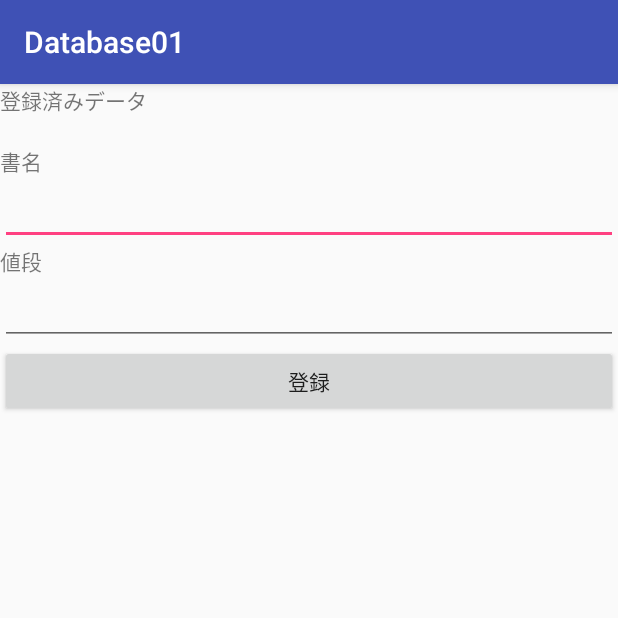
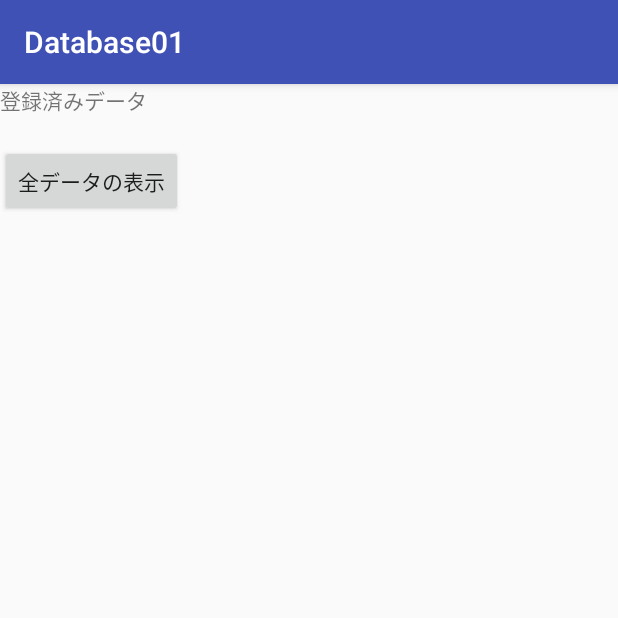
Before and after one commit to webarata3/begin_Android, an Android app: the screen it shows after launch (MainActivity), on a phone screen of 412 x 824 dp, the top half of it. Run offline under Robolectric (Android 15) with nearby library versions, the phone set to English and light mode, and no system bars.

Commit message:
Databasae01

```diff
--- a/Database01/app/src/main/java/com/example/database01/MainActivity.java
+++ b/Database01/app/src/main/java/com/example/database01/MainActivity.java
@@ -2,17 +2,12 @@ package com.example.database01;
 
 import android.database.Cursor;
 import android.database.sqlite.SQLiteDatabase;
-import android.database.sqlite.SQLiteStatement;
+import android.os.Bundle;
 import android.support.v7.app.AppCompatActivity;
-import android.os.Bundle;
-import android.widget.Button;
 import android.widget.TextView;
 
 public class MainActivity extends AppCompatActivity {
     private TextView allDataTextView;
-
-    private TextView nameTextView;
-    private TextView priceTextView;
 
     @Override
     protected void onCreate(Bundle savedInstanceState) {
@@ -21,20 +16,16 @@ public class MainActivity extends AppCompatActivity {
 
         allDataTextView = findViewById(R.id.allDataTextView);
 
-        nameTextView = findViewById(R.id.nameEditText);
-        priceTextView = findViewById(R.id.priceEditText);
-
-        findViewById(R.id.registerButton).setOnClickListener(view -> {
-            registerBook();
+        findViewById(R.id.viewButton).setOnClickListener(view-> {
+            view();
         });
-
-        readAllData();
     }
 
-    private void readAllData() {
+    private void view() {
         DatabaseHelper helper = new DatabaseHelper(this);
+        SQLiteDatabase db = helper.getWritableDatabase();
+
         String sql = "SELECT * FROM book";
-        SQLiteDatabase db = helper.getReadableDatabase();
         try (Cursor cursor = db.rawQuery(sql, null)) {
             String result = "";
             while (cursor.moveToNext()) {
@@ -42,24 +33,8 @@ public class MainActivity extends AppCompatActivity {
                 int price = cursor.getInt(cursor.getColumnIndex("price"));
                 result = result + name + "," + price + "\n";
             }
+
             allDataTextView.setText(result);
         }
     }
-
-    private void registerBook() {
-        String name = nameTextView.getText().toString();
-        nameTextView.setText("");
-        int price = Integer.parseInt(priceTextView.getText().toString());
-        priceTextView.setText("");
-
-        DatabaseHelper helper = new DatabaseHelper(this);
-        SQLiteDatabase db = helper.getWritableDatabase();
-        String sql = "INSERT INTO book(name, price) VALUES(?, ?)";
-        SQLiteStatement stmt = db.compileStatement(sql);
-        stmt.bindString(1, name);
-        stmt.bindLong(2, price);
-        stmt.executeInsert();
-
-        readAllData();
-    }
 }
--- a/Database01/app/src/main/res/layout/activity_main.xml
+++ b/Database01/app/src/main/res/layout/activity_main.xml
@@ -16,31 +16,10 @@
         android:layout_width="match_parent"
         android:layout_height="wrap_content" />
 
-    <TextView
-        android:layout_width="match_parent"
+    <Button
+        android:id="@+id/viewButton"
+        android:layout_width="wrap_content"
         android:layout_height="wrap_content"
-        android:text="書名" />
-
-    <EditText
-        android:id="@+id/nameEditText"
-        android:layout_width="match_parent"
-        android:layout_height="wrap_content" />
-
-    <TextView
-        android:layout_width="match_parent"
-        android:layout_height="wrap_content"
-        android:text="値段" />
-
-    <EditText
-        android:id="@+id/priceEditText"
-        android:layout_width="match_parent"
-        android:layout_height="wrap_content"
-        android:inputType="number" />
-
-    <Button
-        android:id="@+id/registerButton"
-        android:layout_width="match_parent"
-        android:layout_height="wrap_content"
-        android:text="登録" />
+        android:text="全データの表示" />
 
 </LinearLayout>
```
Also changed, not shown: Database01/app/src/main/java/com/example/database01/DatabaseHelper.java (+17 -1 lines).
